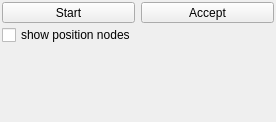
First picture: the form in Modules/SegmentationUI/Qmitk/QmitkSurfaceBasedInterpolatorWidgetGUIControls.ui, repository MITK/MITK, before the edit.
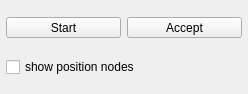
Second picture: the form after the edit. Icons and pictures are not drawn.

Commit message: Fixed layout of InterpolationWidgets

The edit to the form file:
```diff
--- a/Modules/SegmentationUI/Qmitk/QmitkSurfaceBasedInterpolatorWidgetGUIControls.ui
+++ b/Modules/SegmentationUI/Qmitk/QmitkSurfaceBasedInterpolatorWidgetGUIControls.ui
@@ -6,12 +6,12 @@
    <rect>
     <x>0</x>
     <y>0</y>
-    <width>276</width>
-    <height>122</height>
+    <width>248</width>
+    <height>94</height>
    </rect>
   </property>
   <property name="sizePolicy">
-   <sizepolicy hsizetype="Preferred" vsizetype="MinimumExpanding">
+   <sizepolicy hsizetype="Preferred" vsizetype="Minimum">
     <horstretch>0</horstretch>
     <verstretch>0</verstretch>
    </sizepolicy>
@@ -32,11 +32,17 @@
    <property name="spacing">
     <number>2</number>
    </property>
+   <property name="sizeConstraint">
+    <enum>QLayout::SetMinimumSize</enum>
+   </property>
    <property name="margin">
-    <number>2</number>
+    <number>6</number>
    </property>
    <item>
     <layout class="QHBoxLayout" name="horizontalLayout">
+     <property name="bottomMargin">
+      <number>6</number>
+     </property>
      <item>
       <widget class="QToolButton" name="m_btStart">
        <property name="enabled">
@@ -120,19 +126,6 @@
      </property>
     </widget>
    </item>
-   <item>
-    <spacer name="verticalSpacer">
-     <property name="orientation">
-      <enum>Qt::Vertical</enum>
-     </property>
-     <property name="sizeHint" stdset="0">
-      <size>
-       <width>20</width>
-       <height>40</height>
-      </size>
-     </property>
-    </spacer>
-   </item>
   </layout>
  </widget>
  <layoutdefault spacing="6" margin="11"/>
```
The commit also changes 3 other files.
